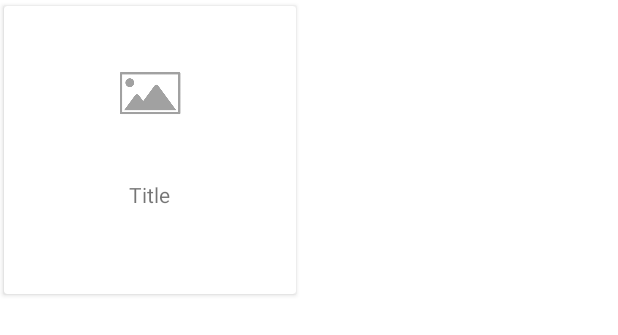
After one commit to ledaian22/Di_Cho, an Android app: the layout rss_item_view.xml on its own in the app's theme, with its tools: preview values and no code run, on a phone screen of 412 x 824 dp. The commit adds this screen. Shown: the top 335 px of the screen. Run offline under Robolectric (Android 15) with nearby library versions, the phone set to English and light mode, and no system bars.

Commit message:
-Parse HTML & click to WebView

```diff
--- a/app/build.gradle
+++ b/app/build.gradle
@@ -41,4 +41,8 @@ dependencies {
     testImplementation 'junit:junit:4.+'
     androidTestImplementation 'androidx.test.ext:junit:1.1.3'
     androidTestImplementation 'androidx.test.espresso:espresso-core:3.4.0'
+    //xu ly anh
+    implementation 'com.squareup.picasso:picasso:2.71828'
+    implementation 'org.jsoup:jsoup:1.14.3'
+
 }
--- /dev/null
+++ b/app/src/main/res/layout/rss_item_view.xml
@@ -0,0 +1,36 @@
+<?xml version="1.0" encoding="utf-8"?>
+<androidx.cardview.widget.CardView xmlns:android="http://schemas.android.com/apk/res/android"
+    android:layout_width="200dp"
+    android:layout_height="200dp"
+    xmlns:app="http://schemas.android.com/apk/res-auto"
+    app:cardUseCompatPadding="true">
+
+    <LinearLayout
+        android:layout_width="match_parent"
+        android:layout_height="match_parent"
+        android:orientation="vertical">
+
+        <ImageView
+            android:id="@+id/rss_image"
+            android:layout_width="match_parent"
+            android:layout_height="116dp"
+            android:padding="10dp"
+            android:src="@drawable/placeholder_image" />
+
+        <LinearLayout
+            android:layout_width="wrap_content"
+            android:layout_height="wrap_content"
+            android:layout_gravity="center"
+            android:orientation="vertical"
+            >
+
+            <TextView
+                android:id="@+id/rss_title"
+                android:layout_width="wrap_content"
+                android:layout_height="wrap_content"
+                android:layout_gravity="center"
+                android:text="Title"
+                />
+        </LinearLayout>
+    </LinearLayout>
+</androidx.cardview.widget.CardView>
```
Also changed, not shown: app/src/main/AndroidManifest.xml (+13 -11 lines), app/src/main/java/Model/ParseItem.java (added, +38 -0 lines), app/src/main/java/com/example/RSS/ParseHTML/MyAdapter.java (added, +96 -0 lines), app/src/main/java/com/example/WebMenu.java (added, +25 -0 lines), app/src/main/java/com/example/fragment/MenuFragment.java (+88 -2 lines), app/src/main/res/layout/activity_web_menu.xml (added, +21 -0 lines), app/src/main/res/layout/fragment_menu.xml (+17 -7 lines), app/src/main/res/drawable-v24/placeholder_image.png (added).
